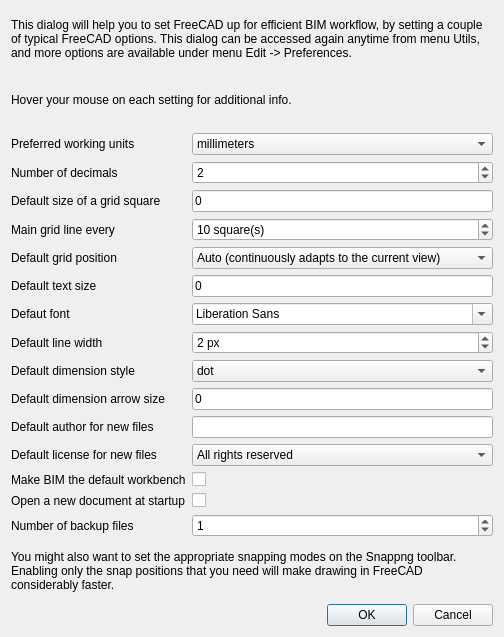
Above: dialogSetup.ui from yorikvanhavre/BIM_Workbench before the change. Below: the same form after it.
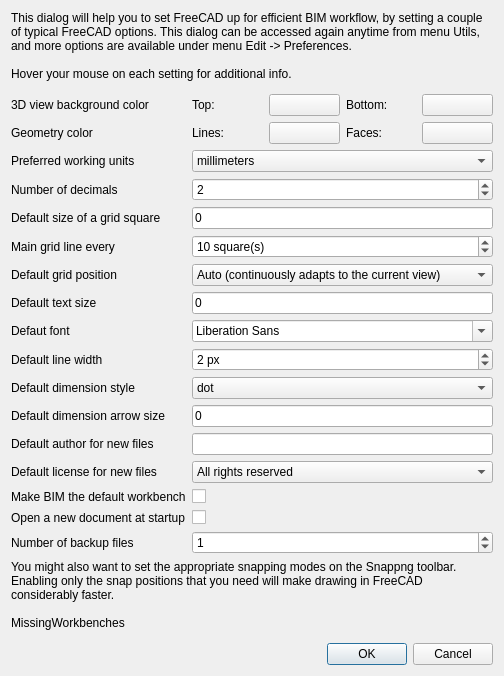
That is the form after the change. Custom widgets are drawn as their Qt base class.

Commit message: More setup options, fixed rebar bug, made additional workbenches optional

The edit to the form file:
```diff
--- a/dialogSetup.ui
+++ b/dialogSetup.ui
@@ -10,7 +10,7 @@
     <x>0</x>
     <y>0</y>
     <width>504</width>
-    <height>637</height>
+    <height>676</height>
    </rect>
   </property>
   <property name="windowTitle">
@@ -36,28 +36,65 @@
    </item>
    <item>
     <layout class="QGridLayout" name="gridLayout">
-     <item row="13" column="0">
+     <item row="13" column="1">
+      <widget class="QComboBox" name="settingLicense">
+       <property name="toolTip">
+        <string>Optional license you wish to use for new files. Keep &quot;All rights reserved&quot; if you don't wish to use any particular license</string>
+       </property>
+       <item>
+        <property name="text">
+         <string>All rights reserved</string>
+        </property>
+       </item>
+       <item>
+        <property name="text">
+         <string>CC-BY</string>
+        </property>
+       </item>
+       <item>
+        <property name="text">
+         <string>CC-BY-SA</string>
+        </property>
+       </item>
+       <item>
+        <property name="text">
+         <string>CC-BY-NC</string>
+        </property>
+       </item>
+       <item>
+        <property name="text">
+         <string>CC-BY-SA-NC</string>
+        </property>
+       </item>
+       <item>
+        <property name="text">
+         <string/>
+        </property>
+       </item>
+      </widget>
+     </item>
+     <item row="15" column="0">
       <widget class="QLabel" name="label_11">
        <property name="text">
         <string>Open a new document at startup</string>
        </property>
       </widget>
      </item>
-     <item row="1" column="0">
+     <item row="3" column="0">
       <widget class="QLabel" name="label_14">
        <property name="text">
         <string>Number of decimals</string>
        </property>
       </widget>
      </item>
-     <item row="6" column="1">
+     <item row="8" column="1">
       <widget class="QFontComboBox" name="settingFont">
        <property name="toolTip">
         <string>Default font</string>
        </property>
       </widget>
      </item>
-     <item row="4" column="1">
+     <item row="6" column="1">
       <widget class="QComboBox" name="settingWP">
        <property name="toolTip">
         <string>Where the grid appears at FreeCAD startup</string>
@@ -84,14 +121,14 @@
        </item>
       </widget>
      </item>
-     <item row="0" column="0">
+     <item row="2" column="0">
       <widget class="QLabel" name="label">
        <property name="text">
         <string>Preferred working units</string>
        </property>
       </widget>
      </item>
-     <item row="7" column="1">
+     <item row="9" column="1">
       <widget class="QSpinBox" name="settingLinewidth">
        <property name="toolTip">
         <string>Default line width</string>
@@ -104,14 +141,14 @@
        </property>
       </widget>
      </item>
-     <item row="2" column="0">
+     <item row="4" column="0">
       <widget class="QLabel" name="label_3">
        <property name="text">
         <string>Default size of a grid square</string>
        </property>
       </widget>
      </item>
-     <item row="8" column="1">
+     <item row="10" column="1">
       <widget class="QComboBox" name="settingDimstyle">
        <property name="toolTip">
         <string>Default dimension style</string>
@@ -133,14 +170,14 @@
        </item>
       </widget>
      </item>
-     <item row="4" column="0">
+     <item row="6" column="0">
       <widget class="QLabel" name="label_15">
        <property name="text">
         <string>Default grid position</string>
        </property>
       </widget>
      </item>
-     <item row="10" column="1">
+     <item row="12" column="1">
       <widget class="QLineEdit" name="settingAuthor">
        <property name="toolTip">
         <string>Your name (optional). You can also add your email like this: John Doe &lt;john@doe.com&gt;</string>
@@ -150,7 +187,7 @@
        </property>
       </widget>
      </item>
-     <item row="0" column="1">
+     <item row="2" column="1">
       <widget class="QComboBox" name="settingUnits">
        <property name="toolTip">
         <string>&lt;html&gt;&lt;head/&gt;&lt;body&gt;&lt;p&gt;The unit you prefer to work with, that will be used everywhere: in dialogs,  measurements and dimensions. However, you can enter any other unit anytime. For example, if you configured FreeCAD to work in millimeters, you can still enter measures as &amp;quot;10m&amp;quot; or &amp;quot;5ft&amp;quot;. You can also change the working unit anytime without causing any modification to your model.&lt;/p&gt;&lt;/body&gt;&lt;/html&gt;</string>
@@ -182,7 +219,7 @@
        </item>
       </widget>
      </item>
-     <item row="12" column="1">
+     <item row="14" column="1">
       <widget class="QCheckBox" name="settingWorkbench">
        <property name="toolTip">
         <string>Check this to make FreeCAD start directly in the BIM workbench</string>
@@ -192,49 +229,49 @@
        </property>
       </widget>
      </item>
-     <item row="10" column="0">
+     <item row="12" column="0">
       <widget class="QLabel" name="label_8">
        <property name="text">
         <string>Default author for new files</string>
        </property>
       </widget>
      </item>
-     <item row="5" column="0">
+     <item row="7" column="0">
       <widget class="QLabel" name="label_4">
        <property name="text">
         <string>Default text size</string>
        </property>
       </widget>
      </item>
-     <item row="6" column="0">
+     <item row="8" column="0">
       <widget class="QLabel" name="label_5">
        <property name="text">
         <string>Defaut font</string>
        </property>
       </widget>
      </item>
-     <item row="7" column="0">
+     <item row="9" column="0">
       <widget class="QLabel" name="label_6">
        <property name="text">
         <string>Default line width</string>
        </property>
       </widget>
      </item>
-     <item row="8" column="0">
+     <item row="10" column="0">
       <widget class="QLabel" name="label_7">
        <property name="text">
         <string>Default dimension style</string>
        </property>
       </widget>
      </item>
-     <item row="12" column="0">
+     <item row="14" column="0">
       <widget class="QLabel" name="label_10">
        <property name="text">
         <string>Make BIM the default workbench</string>
        </property>
       </widget>
      </item>
-     <item row="13" column="1">
+     <item row="15" column="1">
       <widget class="QCheckBox" name="settingNewdocument">
        <property name="toolTip">
         <string>Check this to make FreeCAD start with a new blank document</string>
@@ -244,14 +281,14 @@
        </property>
       </widget>
      </item>
-     <item row="14" column="0">
+     <item row="16" column="0">
       <widget class="QLabel" name="label_12">
        <property name="text">
         <string>Number of backup files</string>
        </property>
       </widget>
      </item>
-     <item row="14" column="1">
+     <item row="16" column="1">
       <widget class="QSpinBox" name="settingBackupfiles">
        <property name="toolTip">
         <string>The number of backup files to keep when saving a file</string>
@@ -261,14 +298,14 @@
        </property>
       </widget>
      </item>
-     <item row="9" column="0">
+     <item row="11" column="0">
       <widget class="QLabel" name="label_16">
        <property name="text">
         <string>Default dimension arrow size</string>
        </property>
       </widget>
      </item>
-     <item row="1" column="1">
+     <item row="3" column="1">
       <widget class="QSpinBox" name="settingDecimals">
        <property name="toolTip">
         <string>The number of decimals you wish to see used in the interface controls and measurements</string>
@@ -278,51 +315,14 @@
        </property>
       </widget>
      </item>
-     <item row="11" column="1">
-      <widget class="QComboBox" name="settingLicense">
-       <property name="toolTip">
-        <string>Optional license you wish to use for new files. Keep &quot;All rights reserved&quot; if you don't wish to use any particular license</string>
-       </property>
-       <item>
-        <property name="text">
-         <string>All rights reserved</string>
-        </property>
-       </item>
-       <item>
-        <property name="text">
-         <string>CC-BY</string>
-        </property>
-       </item>
-       <item>
-        <property name="text">
-         <string>CC-BY-SA</string>
-        </property>
-       </item>
-       <item>
-        <property name="text">
-         <string>CC-BY-NC</string>
-        </property>
-       </item>
-       <item>
-        <property name="text">
-         <string>CC-BY-SA-NC</string>
-        </property>
-       </item>
-       <item>
-        <property name="text">
-         <string/>
-        </property>
-       </item>
-      </widget>
-     </item>
-     <item row="11" column="0">
+     <item row="13" column="0">
       <widget class="QLabel" name="label_9">
        <property name="text">
         <string>Default license for new files</string>
        </property>
       </widget>
      </item>
-     <item row="2" column="1">
+     <item row="4" column="1">
       <widget class="Gui::InputField" name="settingGrid">
        <property name="toolTip">
         <string>This is the size of the smallest square of the grid</string>
@@ -335,7 +335,7 @@
        </property>
       </widget>
      </item>
-     <item row="5" column="1">
+     <item row="7" column="1">
       <widget class="Gui::InputField" name="settingText">
        <property name="toolTip">
         <string>The default size of texts and dimension texts</string>
@@ -348,7 +348,7 @@
        </property>
       </widget>
      </item>
-     <item row="9" column="1">
+     <item row="11" column="1">
       <widget class="Gui::InputField" name="settingArrowsize">
        <property name="toolTip">
         <string>Default dimension arrow size</string>
@@ -361,14 +361,14 @@
        </property>
       </widget>
      </item>
-     <item row="3" column="0">
+     <item row="5" column="0">
       <widget class="QLabel" name="label_17">
        <property name="text">
         <string>Main grid line every</string>
        </property>
       </widget>
      </item>
-     <item row="3" column="1">
+     <item row="5" column="1">
       <widget class="QSpinBox" name="spinBox">
        <property name="toolTip">
         <string>How many small squares between each main line of the grid</string>
@@ -381,6 +381,68 @@
        </property>
       </widget>
      </item>
+     <item row="0" column="0">
+      <widget class="QLabel" name="label_19">
+       <property name="text">
+        <string>3D view background color</string>
+       </property>
+      </widget>
+     </item>
+     <item row="0" column="1">
+      <layout class="QHBoxLayout" name="horizontalLayout">
+       <item>
+        <widget class="QLabel" name="label_20">
+         <property name="text">
+          <string>Top:</string>
+         </property>
+        </widget>
+       </item>
+       <item>
+        <widget class="Gui::ColorButton" name="colorButtonTop"/>
+       </item>
+       <item>
+        <widget class="QLabel" name="label_21">
+         <property name="text">
+          <string>Bottom:</string>
+         </property>
+        </widget>
+       </item>
+       <item>
+        <widget class="Gui::ColorButton" name="colorButtonBottom"/>
+       </item>
+      </layout>
+     </item>
+     <item row="1" column="0">
+      <widget class="QLabel" name="label_22">
+       <property name="text">
+        <string>Geometry color</string>
+       </property>
+      </widget>
+     </item>
+     <item row="1" column="1">
+      <layout class="QHBoxLayout" name="horizontalLayout_2">
+       <item>
+        <widget class="QLabel" name="label_23">
+         <property name="text">
+          <string>Lines:</string>
+         </property>
+        </widget>
+       </item>
+       <item>
+        <widget class="Gui::ColorButton" name="colorButtonLines"/>
+       </item>
+       <item>
+        <widget class="QLabel" name="label_24">
+         <property name="text">
+          <string>Faces:</string>
+         </property>
+        </widget>
+       </item>
+       <item>
+        <widget class="Gui::ColorButton" name="colorButtonFaces"/>
+       </item>
+      </layout>
+     </item>
     </layout>
    </item>
    <item>
@@ -393,6 +455,16 @@
      </property>
     </widget>
    </item>
+   <item>
+    <widget class="QLabel" name="labelMissingWorkbenches">
+     <property name="text">
+      <string>MissingWorkbenches</string>
+     </property>
+     <property name="wordWrap">
+      <bool>true</bool>
+     </property>
+    </widget>
+   </item>
    <item>
     <widget class="QDialogButtonBox" name="buttonBox">
      <property name="orientation">
@@ -411,6 +483,11 @@
    <extends>QLineEdit</extends>
    <header>Gui/InputField.h</header>
   </customwidget>
+  <customwidget>
+   <class>Gui::ColorButton</class>
+   <extends>QPushButton</extends>
+   <header>Gui/Widgets.h</header>
+  </customwidget>
  </customwidgets>
  <resources/>
  <connections>
```
The commit also changes 3 other files.
